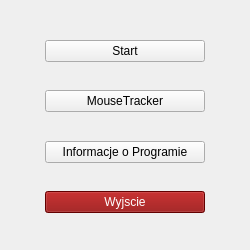
First picture: the form in GlowneOkno.ui, repository MBuczma/QtBot, before the edit.
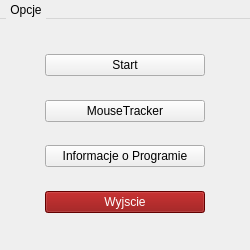
Second picture: the form after the edit.

Commit message: Poprawa wyglądu i dodanie wyjścia z menubar

What changed in the file:
```diff
--- a/GlowneOkno.ui
+++ b/GlowneOkno.ui
@@ -198,6 +198,33 @@
      <height>21</height>
     </rect>
    </property>
+   <property name="focusPolicy">
+    <enum>Qt::StrongFocus</enum>
+   </property>
+   <property name="styleSheet">
+    <string notr="true">QMenuBar::item {
+    background-color: transparent;
+}
+QMenuBar::item:selected {
+    background-color: #B0B0B0;
+    color: white;
+}</string>
+   </property>
+   <property name="defaultUp">
+    <bool>true</bool>
+   </property>
+   <widget class="QMenu" name="menuOpcje">
+    <property name="autoFillBackground">
+     <bool>true</bool>
+    </property>
+    <property name="title">
+     <string>Opcje</string>
+    </property>
+    <addaction name="actionZapisz"/>
+    <addaction name="actionWczytaj"/>
+    <addaction name="actionWyjdz"/>
+   </widget>
+   <addaction name="menuOpcje"/>
   </widget>
   <widget class="QStatusBar" name="statusbar">
    <property name="sizeGripEnabled">
```
Left out of the diff: 15 changed lines with no effect on the pictures. The commit also changes 2 other files.
